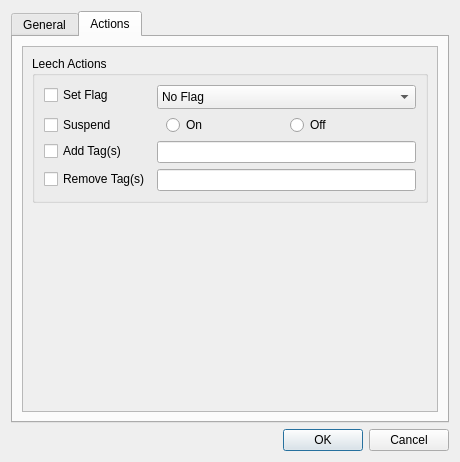
Before: the Qt Designer form res/ui/options_dialog.ui in iamjustkoi/LeechToolkit, drawn with Qt 5.
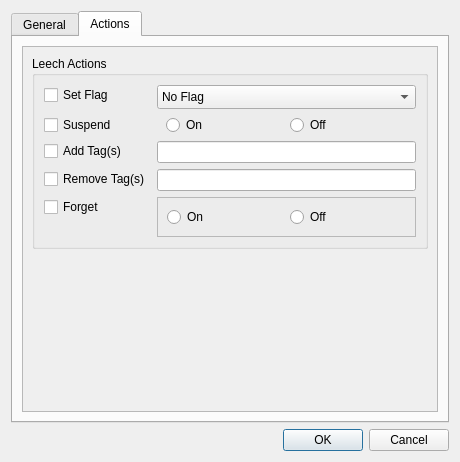
After: the same form once the commit is applied.

Commit message: Added forget option

The edit to the form file:
```diff
--- a/res/ui/options_dialog.ui
+++ b/res/ui/options_dialog.ui
@@ -478,6 +478,39 @@
                   </layout>
                  </widget>
                 </item>
+                <item row="4" column="0">
+                 <widget class="QCheckBox" name="checkBox">
+                  <property name="text">
+                   <string>Forget</string>
+                  </property>
+                 </widget>
+                </item>
+                <item row="4" column="1">
+                 <widget class="QFrame" name="forgetFrame">
+                  <property name="frameShape">
+                   <enum>QFrame::StyledPanel</enum>
+                  </property>
+                  <property name="frameShadow">
+                   <enum>QFrame::Raised</enum>
+                  </property>
+                  <layout class="QHBoxLayout" name="horizontalLayout_3">
+                   <item>
+                    <widget class="QRadioButton" name="forgetOffRadio">
+                     <property name="text">
+                      <string>On</string>
+                     </property>
+                    </widget>
+                   </item>
+                   <item>
+                    <widget class="QRadioButton" name="forgetOnRadio">
+                     <property name="text">
+                      <string>Off</string>
+                     </property>
+                    </widget>
+                   </item>
+                  </layout>
+                 </widget>
+                </item>
                </layout>
               </item>
              </layout>
```
The commit also changes 1 other file.
